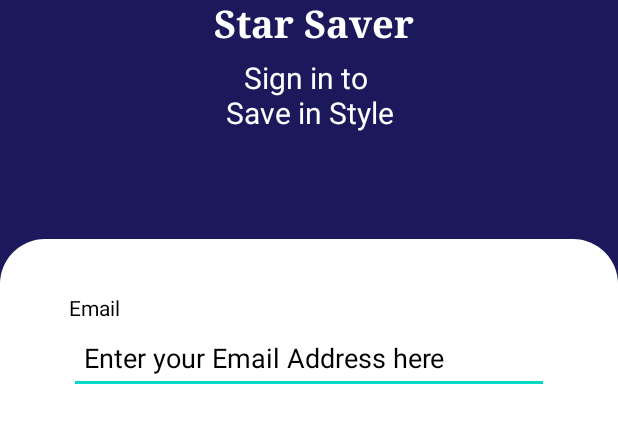
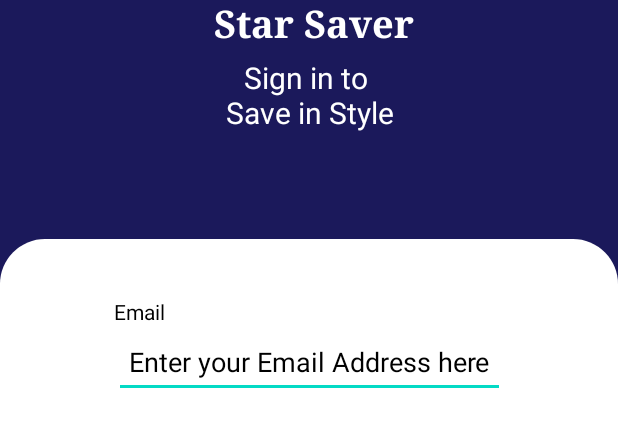
Before and after one commit to vinit116/Fefde, an Android app: the screen it shows after launch (MainActivity), on a phone screen of 412 x 824 dp, the part 472-919 px from its top. Run offline under Robolectric (Android 15) with nearby library versions, the phone set to English and light mode, and no system bars.

Commit message:
email address

```diff
--- a/app/src/main/res/layout/activity_main.xml
+++ b/app/src/main/res/layout/activity_main.xml
@@ -75,12 +75,11 @@
         android:id="@+id/emailId"
         android:layout_width="wrap_content"
         android:layout_height="48dp"
-        android:layout_marginRight="35dp"
-        android:layout_marginLeft="35dp"
-        android:layout_marginTop="55dp"
+        android:layout_marginLeft="40dp"
+        android:layout_marginRight="40dp"
+        android:layout_marginTop="58dp"
         android:hint="Enter your Email Address here"
         android:padding="10dp"
-        android:ems="15"
         android:inputType="textEmailAddress"
         app:layout_constraintLeft_toLeftOf="parent"
         app:layout_constraintRight_toRightOf="parent"
```
